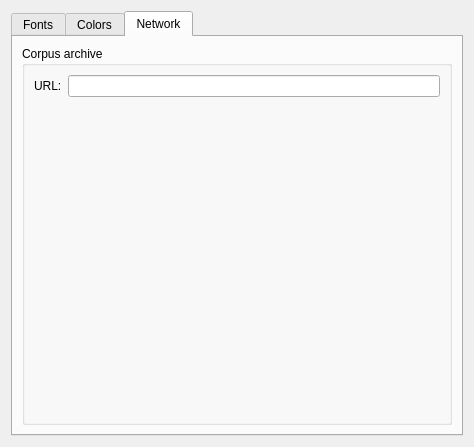
This is ui/PreferencesWindow.ui in rug-compling/dact as Qt 5 draws it before an edit. The edited form follows.
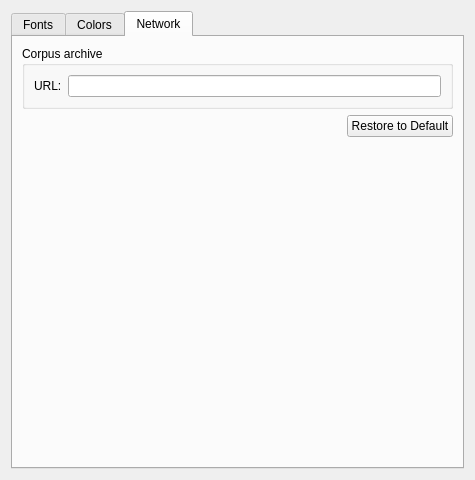
This is the edited form. The open tabs and pages were chosen to show the change. Custom widgets are drawn as their Qt base class.

Commit message: Added a 'Restore to Default' button in the color and network preference tabs for those people who want to screw around but do not dare. Or those that do dare and mess up.

Patch:
```diff
--- a/ui/PreferencesWindow.ui
+++ b/ui/PreferencesWindow.ui
@@ -6,8 +6,8 @@
    <rect>
     <x>0</x>
     <y>0</y>
-    <width>474</width>
-    <height>447</height>
+    <width>475</width>
+    <height>480</height>
    </rect>
   </property>
   <property name="windowTitle">
@@ -192,7 +192,7 @@
       <attribute name="title">
        <string>Network</string>
       </attribute>
-      <layout class="QHBoxLayout" name="horizontalLayout">
+      <layout class="QVBoxLayout" name="horizontalLayout">
        <item>
         <widget class="QGroupBox" name="groupBox">
          <property name="title">
@@ -219,6 +219,43 @@
          </layout>
         </widget>
        </item>
+       <item>
+        <layout class="QHBoxLayout" name="horizontalLayout_3">
+         <item>
+          <spacer name="horizontalSpacer_2">
+           <property name="orientation">
+            <enum>Qt::Horizontal</enum>
+           </property>
+           <property name="sizeHint" stdset="0">
+            <size>
+             <width>40</width>
+             <height>20</height>
+            </size>
+           </property>
+          </spacer>
+         </item>
+         <item>
+          <widget class="QPushButton" name="restoreDefaultNetworkButton">
+           <property name="text">
+            <string>Restore to Default</string>
+           </property>
+          </widget>
+         </item>
+        </layout>
+       </item>
+       <item>
+        <spacer name="verticalSpacer_2">
+         <property name="orientation">
+          <enum>Qt::Vertical</enum>
+         </property>
+         <property name="sizeHint" stdset="0">
+          <size>
+           <width>20</width>
+           <height>40</height>
+          </size>
+         </property>
+        </spacer>
+       </item>
       </layout>
      </widget>
     </widget>
```
Left out of the diff: 29 changed lines with no effect on the pictures. The commit also changes 2 other files.
